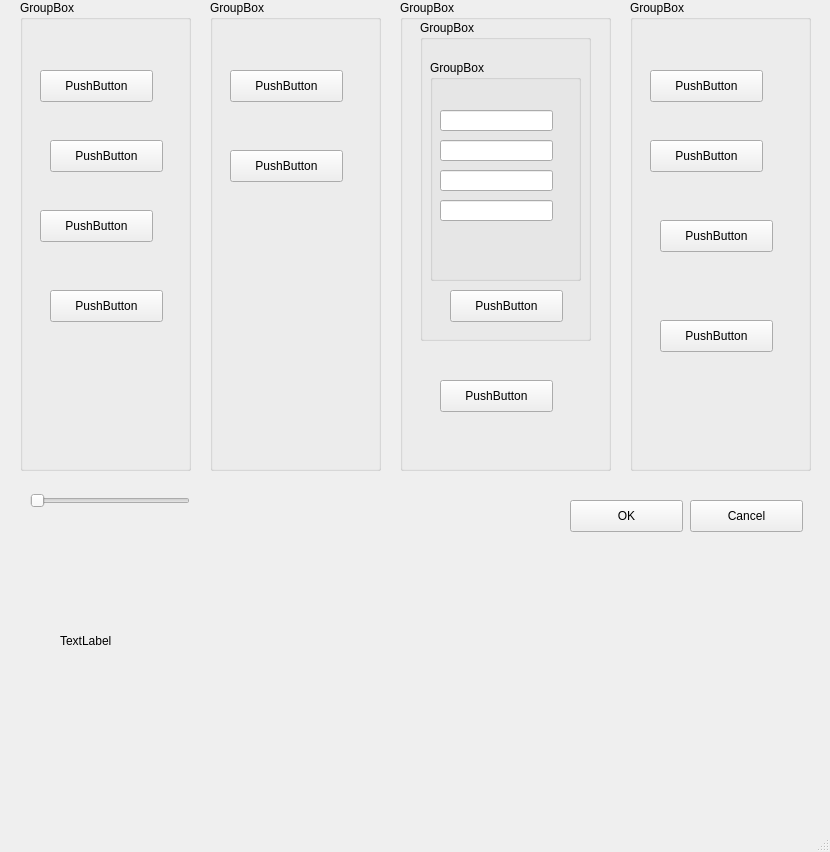
Qt form myui.ui (kevin110604/CV_image-processing) before a commit.
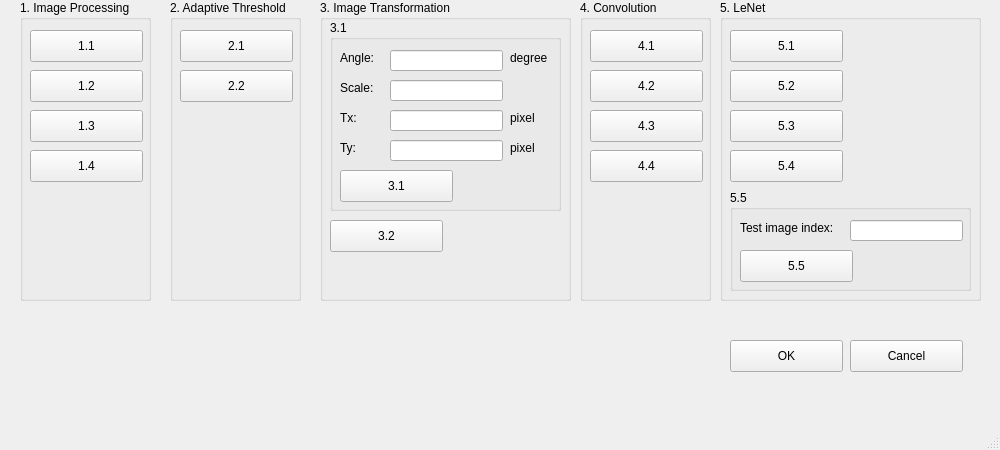
The same form after that commit.

The edit to the form file:
```diff
--- a/myui.ui
+++ b/myui.ui
@@ -6,8 +6,8 @@
    <rect>
     <x>0</x>
     <y>0</y>
-    <width>830</width>
-    <height>852</height>
+    <width>1000</width>
+    <height>450</height>
    </rect>
   </property>
   <property name="windowTitle">
@@ -17,8 +17,8 @@
    <widget class="QPushButton" name="okButton">
     <property name="geometry">
      <rect>
-      <x>570</x>
-      <y>500</y>
+      <x>730</x>
+      <y>340</y>
       <width>113</width>
       <height>32</height>
      </rect>
@@ -30,8 +30,8 @@
    <widget class="QPushButton" name="cancelButton">
     <property name="geometry">
      <rect>
-      <x>690</x>
-      <y>500</y>
+      <x>850</x>
+      <y>340</y>
       <width>113</width>
       <height>32</height>
      </rect>
@@ -45,156 +45,209 @@
      <rect>
       <x>20</x>
       <y>0</y>
-      <width>171</width>
-      <height>471</height>
+      <width>131</width>
+      <height>301</height>
      </rect>
     </property>
     <property name="title">
-     <string>GroupBox</string>
+     <string>1. Image Processing</string>
     </property>
     <widget class="QPushButton" name="pushButton11">
      <property name="geometry">
       <rect>
-       <x>20</x>
-       <y>70</y>
+       <x>10</x>
+       <y>30</y>
        <width>113</width>
        <height>32</height>
       </rect>
      </property>
      <property name="text">
-      <string>PushButton</string>
+      <string>1.1</string>
      </property>
     </widget>
     <widget class="QPushButton" name="pushButton12">
      <property name="geometry">
       <rect>
-       <x>30</x>
-       <y>140</y>
+       <x>10</x>
+       <y>70</y>
        <width>113</width>
        <height>32</height>
       </rect>
      </property>
      <property name="text">
-      <string>PushButton</string>
+      <string>1.2</string>
      </property>
     </widget>
     <widget class="QPushButton" name="pushButton13">
      <property name="geometry">
       <rect>
-       <x>20</x>
-       <y>210</y>
+       <x>10</x>
+       <y>110</y>
        <width>113</width>
        <height>32</height>
       </rect>
      </property>
      <property name="text">
-      <string>PushButton</string>
+      <string>1.3</string>
      </property>
     </widget>
     <widget class="QPushButton" name="pushButton14">
      <property name="geometry">
       <rect>
-       <x>30</x>
-       <y>290</y>
+       <x>10</x>
+       <y>150</y>
        <width>113</width>
        <height>32</height>
       </rect>
      </property>
      <property name="text">
-      <string>PushButton</string>
+      <string>1.4</string>
      </property>
     </widget>
    </widget>
    <widget class="QGroupBox" name="groupBox_2">
     <property name="geometry">
      <rect>
-      <x>210</x>
+      <x>170</x>
       <y>0</y>
-      <width>171</width>
-      <height>471</height>
+      <width>131</width>
+      <height>301</height>
      </rect>
     </property>
     <property name="title">
-     <string>GroupBox</string>
+     <string>2. Adaptive Threshold</string>
     </property>
     <widget class="QPushButton" name="pushButton21">
      <property name="geometry">
       <rect>
-       <x>20</x>
-       <y>70</y>
+       <x>10</x>
+       <y>30</y>
        <width>113</width>
        <height>32</height>
       </rect>
      </property>
      <property name="text">
-      <string>PushButton</string>
+      <string>2.1</string>
      </property>
     </widget>
     <widget class="QPushButton" name="pushButton22">
      <property name="geometry">
       <rect>
-       <x>20</x>
-       <y>150</y>
+       <x>10</x>
+       <y>70</y>
        <width>113</width>
        <height>32</height>
       </rect>
      </property>
      <property name="text">
-      <string>PushButton</string>
+      <string>2.2</string>
      </property>
     </widget>
    </widget>
    <widget class="QGroupBox" name="groupBox_3">
     <property name="geometry">
      <rect>
-      <x>400</x>
+      <x>320</x>
       <y>0</y>
-      <width>211</width>
-      <height>471</height>
+      <width>251</width>
+      <height>301</height>
      </rect>
     </property>
     <property name="title">
-     <string>GroupBox</string>
+     <string>3. Image Transformation</string>
     </property>
     <widget class="QGroupBox" name="groupBox_4">
      <property name="geometry">
       <rect>
-       <x>20</x>
+       <x>10</x>
        <y>20</y>
-       <width>171</width>
-       <height>321</height>
+       <width>231</width>
+       <height>191</height>
       </rect>
      </property>
      <property name="title">
-      <string>GroupBox</string>
+      <string>3.1</string>
      </property>
-     <widget class="QGroupBox" name="groupBox_5">
+     <widget class="QPushButton" name="pushButton31">
       <property name="geometry">
        <rect>
         <x>10</x>
-        <y>40</y>
-        <width>151</width>
-        <height>221</height>
+        <y>150</y>
+        <width>113</width>
+        <height>32</height>
        </rect>
       </property>
-      <property name="title">
-       <string>GroupBox</string>
+      <property name="text">
+       <string>3.1</string>
       </property>
+     </widget>
       <widget class="QLineEdit" name="lineEdit311">
        <property name="geometry">
         <rect>
-         <x>10</x>
-         <y>50</y>
+        <x>60</x>
+        <y>30</y>
          <width>113</width>
          <height>21</height>
         </rect>
        </property>
       </widget>
+     <widget class="QLabel" name="label">
+      <property name="geometry">
+       <rect>
+        <x>10</x>
+        <y>30</y>
+        <width>60</width>
+        <height>16</height>
+       </rect>
+      </property>
+      <property name="text">
+       <string>Angle:</string>
+      </property>
+     </widget>
+     <widget class="QLabel" name="label_2">
+      <property name="geometry">
+       <rect>
+        <x>10</x>
+        <y>60</y>
+        <width>60</width>
+        <height>16</height>
+       </rect>
+      </property>
+      <property name="text">
+       <string>Scale:</string>
+      </property>
+     </widget>
+     <widget class="QLabel" name="label_3">
+      <property name="geometry">
+       <rect>
+        <x>10</x>
+        <y>90</y>
+        <width>60</width>
+        <height>16</height>
+       </rect>
+      </property>
+      <property name="text">
+       <string>Tx:</string>
+      </property>
+     </widget>
+     <widget class="QLabel" name="label_4">
+      <property name="geometry">
+       <rect>
+        <x>10</x>
+        <y>120</y>
+        <width>60</width>
+        <height>16</height>
+       </rect>
+      </property>
+      <property name="text">
+       <string>Ty:</string>
+      </property>
+     </widget>
       <widget class="QLineEdit" name="lineEdit312">
        <property name="geometry">
         <rect>
-         <x>10</x>
-         <y>80</y>
+        <x>60</x>
+        <y>60</y>
          <width>113</width>
          <height>21</height>
         </rect>
@@ -203,8 +256,8 @@
       <widget class="QLineEdit" name="lineEdit313">
        <property name="geometry">
         <rect>
-         <x>10</x>
-         <y>110</y>
+        <x>60</x>
+        <y>90</y>
          <width>113</width>
          <height>21</height>
         </rect>
@@ -213,138 +266,245 @@
       <widget class="QLineEdit" name="lineEdit314">
        <property name="geometry">
         <rect>
-         <x>10</x>
-         <y>140</y>
+        <x>60</x>
+        <y>120</y>
          <width>113</width>
          <height>21</height>
         </rect>
        </property>
       </widget>
+     <widget class="QLabel" name="label_5">
+      <property name="geometry">
+       <rect>
+        <x>180</x>
+        <y>30</y>
+        <width>60</width>
+        <height>16</height>
+       </rect>
+      </property>
+      <property name="text">
+       <string>degree</string>
+      </property>
      </widget>
-     <widget class="QPushButton" name="pushButton31">
+     <widget class="QLabel" name="label_6">
       <property name="geometry">
        <rect>
-        <x>30</x>
-        <y>270</y>
-        <width>113</width>
-        <height>32</height>
+        <x>180</x>
+        <y>90</y>
+        <width>60</width>
+        <height>16</height>
        </rect>
       </property>
       <property name="text">
-       <string>PushButton</string>
+       <string>pixel</string>
+      </property>
+     </widget>
+     <widget class="QLabel" name="label_7">
+      <property name="geometry">
+       <rect>
+        <x>180</x>
+        <y>120</y>
+        <width>60</width>
+        <height>16</height>
+       </rect>
+      </property>
+      <property name="text">
+       <string>pixel</string>
       </property>
      </widget>
     </widget>
     <widget class="QPushButton" name="pushButton32">
      <property name="geometry">
       <rect>
-       <x>40</x>
-       <y>380</y>
+       <x>10</x>
+       <y>220</y>
        <width>113</width>
        <height>32</height>
       </rect>
      </property>
      <property name="text">
-      <string>PushButton</string>
+      <string>3.2</string>
      </property>
     </widget>
    </widget>
    <widget class="QGroupBox" name="groupBox_6">
     <property name="geometry">
      <rect>
-      <x>630</x>
+      <x>580</x>
       <y>0</y>
-      <width>181</width>
-      <height>471</height>
+      <width>131</width>
+      <height>301</height>
      </rect>
     </property>
     <property name="title">
-     <string>GroupBox</string>
+     <string>4. Convolution</string>
     </property>
     <widget class="QPushButton" name="pushButton41">
      <property name="geometry">
       <rect>
-       <x>20</x>
-       <y>70</y>
+       <x>10</x>
+       <y>30</y>
        <width>113</width>
        <height>32</height>
       </rect>
      </property>
      <property name="text">
-      <string>PushButton</string>
+      <string>4.1</string>
      </property>
     </widget>
     <widget class="QPushButton" name="pushButton42">
      <property name="geometry">
       <rect>
-       <x>20</x>
-       <y>140</y>
+       <x>10</x>
+       <y>70</y>
        <width>113</width>
        <height>32</height>
       </rect>
      </property>
      <property name="text">
-      <string>PushButton</string>
+      <string>4.2</string>
      </property>
     </widget>
     <widget class="QPushButton" name="pushButton43">
      <property name="geometry">
       <rect>
-       <x>30</x>
-       <y>220</y>
+       <x>10</x>
+       <y>110</y>
        <width>113</width>
        <height>32</height>
       </rect>
      </property>
      <property name="text">
-      <string>PushButton</string>
+      <string>4.3</string>
      </property>
     </widget>
     <widget class="QPushButton" name="pushButton44">
      <property name="geometry">
       <rect>
-       <x>30</x>
-       <y>320</y>
+       <x>10</x>
+       <y>150</y>
        <width>113</width>
        <height>32</height>
       </rect>
      </property>
      <property name="text">
-      <string>PushButton</string>
+      <string>4.4</string>
      </property>
     </widget>
    </widget>
-   <widget class="QLabel" name="label">
+   <widget class="QGroupBox" name="groupBox_5">
     <property name="geometry">
      <rect>
-      <x>60</x>
-      <y>500</y>
-      <width>481</width>
-      <height>281</height>
+      <x>720</x>
+      <y>0</y>
+      <width>261</width>
+      <height>301</height>
      </rect>
     </property>
+    <property name="title">
+     <string>5. LeNet</string>
+    </property>
+    <widget class="QGroupBox" name="groupBox_7">
+     <property name="geometry">
+      <rect>
+       <x>10</x>
+       <y>190</y>
+       <width>241</width>
+       <height>101</height>
+      </rect>
+     </property>
+     <property name="title">
+      <string>5.5</string>
+     </property>
+     <widget class="QPushButton" name="pushButton55">
+      <property name="geometry">
+       <rect>
+        <x>10</x>
+        <y>60</y>
+        <width>113</width>
+        <height>32</height>
+       </rect>
+      </property>
     <property name="text">
-     <string>TextLabel</string>
-    </property>
-   </widget>
-   <widget class="QSlider" name="horizontalSlider">
+       <string>5.5</string>
+      </property>
+     </widget>
+     <widget class="QLineEdit" name="lineEdit551">
     <property name="geometry">
      <rect>
-      <x>30</x>
-      <y>490</y>
-      <width>160</width>
-      <height>22</height>
-     </rect>
-    </property>
-    <property name="maximum">
-     <number>100</number>
-    </property>
-    <property name="value">
-     <number>0</number>
-    </property>
-    <property name="orientation">
-     <enum>Qt::Horizontal</enum>
-    </property>
+        <x>120</x>
+        <y>30</y>
+        <width>113</width>
+        <height>21</height>
+       </rect>
+      </property>
+     </widget>
+     <widget class="QLabel" name="label_8">
+      <property name="geometry">
+       <rect>
+        <x>10</x>
+        <y>30</y>
+        <width>111</width>
+        <height>16</height>
+       </rect>
+      </property>
+      <property name="text">
+       <string>Test image index:</string>
+      </property>
+     </widget>
+    </widget>
+    <widget class="QPushButton" name="pushButton51">
+     <property name="geometry">
+      <rect>
+       <x>10</x>
+       <y>30</y>
+       <width>113</width>
+       <height>32</height>
+      </rect>
+     </property>
+     <property name="text">
+      <string>5.1</string>
+     </property>
+    </widget>
+    <widget class="QPushButton" name="pushButton52">
+     <property name="geometry">
+      <rect>
+       <x>10</x>
+       <y>70</y>
+       <width>113</width>
+       <height>32</height>
+      </rect>
+     </property>
+     <property name="text">
+      <string>5.2</string>
+     </property>
+    </widget>
+    <widget class="QPushButton" name="pushButton53">
+     <property name="geometry">
+      <rect>
+       <x>10</x>
+       <y>110</y>
+       <width>113</width>
+       <height>32</height>
+      </rect>
+     </property>
+     <property name="text">
+      <string>5.3</string>
+     </property>
+    </widget>
+    <widget class="QPushButton" name="pushButton54">
+     <property name="geometry">
+      <rect>
+       <x>10</x>
+       <y>150</y>
+       <width>113</width>
+       <height>32</height>
+      </rect>
+     </property>
+     <property name="text">
+      <string>5.4</string>
+     </property>
+    </widget>
    </widget>
   </widget>
   <widget class="QMenuBar" name="menubar">
@@ -352,7 +512,7 @@
     <rect>
      <x>0</x>
      <y>0</y>
-     <width>830</width>
+     <width>1000</width>
      <height>22</height>
     </rect>
    </property>
```
Lines whose indentation alone changed are shown as unchanged.
